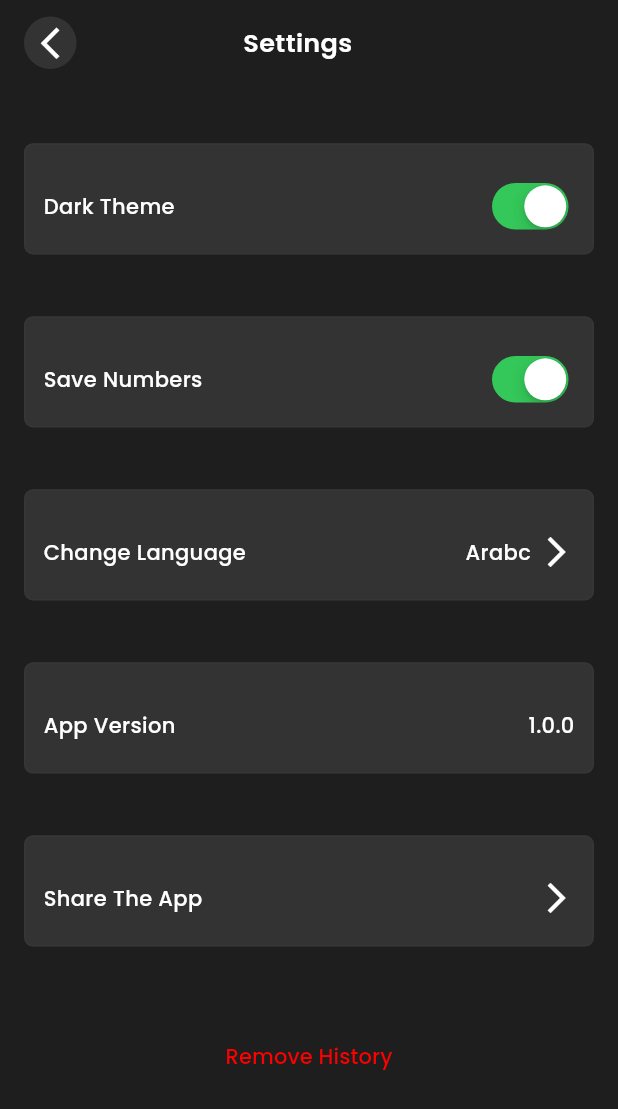
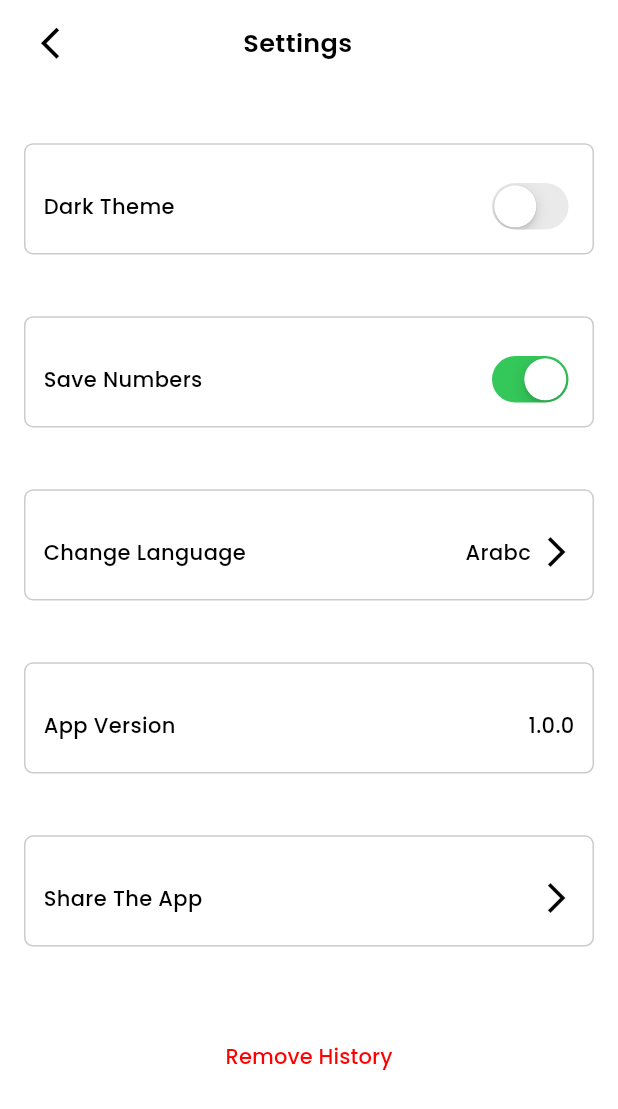
Before and after one commit to monzir3bdo/whatsapp_direct_message, a Flutter app: the screen it shows after launch, on a phone screen of 412 x 824 dp. Shown: the top 1109 px of the screen. Run offline on Flutter 3.47's test engine with Material 3 defaults, Android fonts, the phone set to English and light mode, and no system bars; our stand-ins replace bloc, flutter_bloc, freezed_annotation, gap; generated files the repository leaves out were written again.

Commit message:
Add Change Theme Logic

```diff
--- /dev/null
+++ b/lib/blocs/app/app_cubit.dart
@@ -0,0 +1,14 @@
+import 'package:bloc/bloc.dart';
+import 'package:freezed_annotation/freezed_annotation.dart';
+
+part 'app_cubit.freezed.dart';
+part 'app_state.dart';
+
+class AppCubit extends Cubit<AppState> {
+  AppCubit() : super(const AppState.initial());
+  bool isDark = false;
+  void changeTheme() {
+    isDark = !isDark;
+    emit(AppState.themeModeChange(isDark: isDark));
+  }
+}
--- /dev/null
+++ b/lib/blocs/app/app_state.dart
@@ -0,0 +1,12 @@
+part of 'app_cubit.dart';
+
+@freezed
+class AppState with _$AppState {
+  const factory AppState.initial() = _Initial;
+  const factory AppState.themeModeChange({required bool isDark}) =
+      _ThemeModeChange;
+  const factory AppState.languageChanged({required String language}) =
+      _LanguageChanged;
+  const factory AppState.saveNumbersChanged({required bool save}) =
+      _SaveNumberChanged;
+}
--- a/lib/core/app/app.dart
+++ b/lib/core/app/app.dart
@@ -1,4 +1,6 @@
 import 'package:flutter/material.dart';
+import 'package:flutter_bloc/flutter_bloc.dart';
+import 'package:whatsapp_direct_message/blocs/app/app_cubit.dart';
 import 'package:whatsapp_direct_message/core/theme/app_theme.dart';
 import 'package:whatsapp_direct_message/screens/settings_screen.dart';
 
@@ -7,11 +9,17 @@ class App extends StatelessWidget {
 
   @override
   Widget build(BuildContext context) {
-    return MaterialApp(
-      home: const SettingsScreen(),
-      theme: lightTheme(),
-      darkTheme: darkTheme(),
-      themeMode: ThemeMode.dark,
+    return BlocBuilder<AppCubit, AppState>(
+      builder: (context, state) {
+        return MaterialApp(
+          home: const SettingsScreen(),
+          theme: lightTheme(),
+          darkTheme: darkTheme(),
+          themeMode: context.read<AppCubit>().isDark
+              ? ThemeMode.dark
+              : ThemeMode.light,
+        );
+      },
     );
   }
 }
--- a/lib/core/theme/app_theme.dart
+++ b/lib/core/theme/app_theme.dart
@@ -6,7 +6,7 @@ import 'package:whatsapp_direct_message/core/theme/colors.dart';
 ThemeData lightTheme() => ThemeData(
       appBarTheme: const AppBarTheme(
           systemOverlayStyle: SystemUiOverlayStyle(
-        statusBarIconBrightness: Brightness.light,
+        statusBarIconBrightness: Brightness.dark,
         statusBarColor: Colors.transparent,
       )),
       elevatedButtonTheme: ElevatedButtonThemeData(
--- a/lib/screens/settings_screen.dart
+++ b/lib/screens/settings_screen.dart
@@ -16,7 +16,7 @@ class SettingsScreen extends StatelessWidget {
   @override
   Widget build(BuildContext context) {
     return Scaffold(
-      appBar: SettingsAppBar(),
+      appBar: const SettingsAppBar(),
       body: Padding(
         padding: const EdgeInsets.symmetric(horizontal: 16.0, vertical: 10),
         child: SafeArea(
--- a/lib/widgets/settings/settings_app_bar.dart
+++ b/lib/widgets/settings/settings_app_bar.dart
@@ -12,6 +12,5 @@ class SettingsAppBar extends StatelessWidget implements PreferredSizeWidget {
   }
 
   @override
-  // TODO: implement preferredSize
   Size get preferredSize => const Size(double.infinity, 1);
 }
--- a/lib/widgets/settings/settings_container.dart
+++ b/lib/widgets/settings/settings_container.dart
@@ -15,7 +15,7 @@ class SettingsContainer extends StatelessWidget {
         borderRadius: BorderRadius.circular(6),
         border: Border.all(
           //todo: Change the border to match the theme
-          color: context.color.containerBorderColor!.withOpacity(0.1),
+          color: context.color.containerBorderColor!.withOpacity(0.2),
         ),
       ),
       child: child,
--- a/lib/widgets/settings/settings_dark_theme_widget.dart
+++ b/lib/widgets/settings/settings_dark_theme_widget.dart
@@ -1,4 +1,6 @@
 import 'package:flutter/cupertino.dart';
+import 'package:flutter_bloc/flutter_bloc.dart';
+import 'package:whatsapp_direct_message/blocs/app/app_cubit.dart';
 import 'package:whatsapp_direct_message/core/extensions/build_context_extension.dart';
 import 'package:whatsapp_direct_message/core/extensions/string_extension.dart';
 import 'package:whatsapp_direct_message/core/theme/app_text_styels.dart';
@@ -18,7 +20,11 @@ class SettingsDarkThemeWidget extends StatelessWidget {
             style:
                 AppTextStyles.medium14.copyWith(color: context.color.textColor),
           ),
-          CupertinoSwitch(value: true, onChanged: (value) {}),
+          CupertinoSwitch(
+              value: context.read<AppCubit>().isDark,
+              onChanged: (value) {
+                context.read<AppCubit>().changeTheme();
+              }),
         ],
       ),
     );
```
Also changed, not shown: lib/main.dart (+6 -1 lines).
